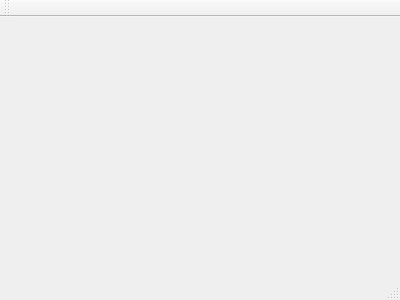
The window that alkfejl-g7/diagclient.ui (matekatona/alkfejl-g7) describes before a commit, drawn with Qt 5.
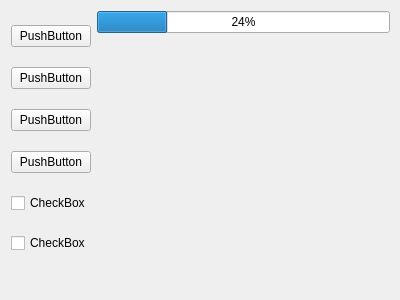
The same window after the commit.

The edit to the form file:
```diff
--- a/alkfejl-g7/diagclient.ui
+++ b/alkfejl-g7/diagclient.ui
@@ -12,13 +12,89 @@
   <property name="windowTitle" >
    <string>DiagClient</string>
   </property>
-  <widget class="QMenuBar" name="menuBar" />
-  <widget class="QToolBar" name="mainToolBar" />
-  <widget class="QWidget" name="centralWidget" />
-  <widget class="QStatusBar" name="statusBar" />
+  <widget class="QWidget" name="centralWidget">
+   <widget class="QWidget" name="horizontalLayoutWidget">
+    <property name="geometry">
+     <rect>
+      <x>0</x>
+      <y>0</y>
+      <width>401</width>
+      <height>281</height>
+     </rect>
+    </property>
+    <layout class="QHBoxLayout" name="horizontalLayout">
+     <item>
+      <layout class="QVBoxLayout" name="verticalLayout_2">
+       <item>
+        <widget class="QPushButton" name="pushButton_2">
+         <property name="text">
+          <string>PushButton</string>
+         </property>
+        </widget>
+       </item>
+       <item>
+        <widget class="QPushButton" name="pushButton_3">
+         <property name="text">
+          <string>PushButton</string>
+         </property>
+        </widget>
+       </item>
+       <item>
+        <widget class="QPushButton" name="pushButton_4">
+         <property name="text">
+          <string>PushButton</string>
+         </property>
+        </widget>
+       </item>
+       <item>
+        <widget class="QPushButton" name="pushButton">
+         <property name="text">
+          <string>PushButton</string>
+         </property>
+        </widget>
+       </item>
+       <item>
+        <widget class="QCheckBox" name="checkBox">
+         <property name="text">
+          <string>CheckBox</string>
+         </property>
+        </widget>
+       </item>
+       <item>
+        <widget class="QCheckBox" name="checkBox_2">
+         <property name="text">
+          <string>CheckBox</string>
+         </property>
+        </widget>
+       </item>
+      </layout>
+     </item>
+     <item>
+      <layout class="QVBoxLayout" name="verticalLayout">
+       <item alignment="Qt::AlignTop">
+        <widget class="QProgressBar" name="progressBar">
+         <property name="value">
+          <number>24</number>
+         </property>
+        </widget>
+       </item>
+      </layout>
+     </item>
+    </layout>
+   </widget>
+  </widget>
+  <widget class="QMenuBar" name="menuBar">
+   <property name="geometry">
+    <rect>
+     <x>0</x>
+     <y>0</y>
+     <width>400</width>
+     <height>20</height>
+    </rect>
+   </property>
+  </widget>
  </widget>
- <layoutDefault spacing="6" margin="11" />
- <pixmapfunction></pixmapfunction>
+ <layoutdefault spacing="6" margin="11"/>
  <resources/>
  <connections/>
 </ui>
```
Left out of the diff: 7 changed lines with no effect on the pictures.
